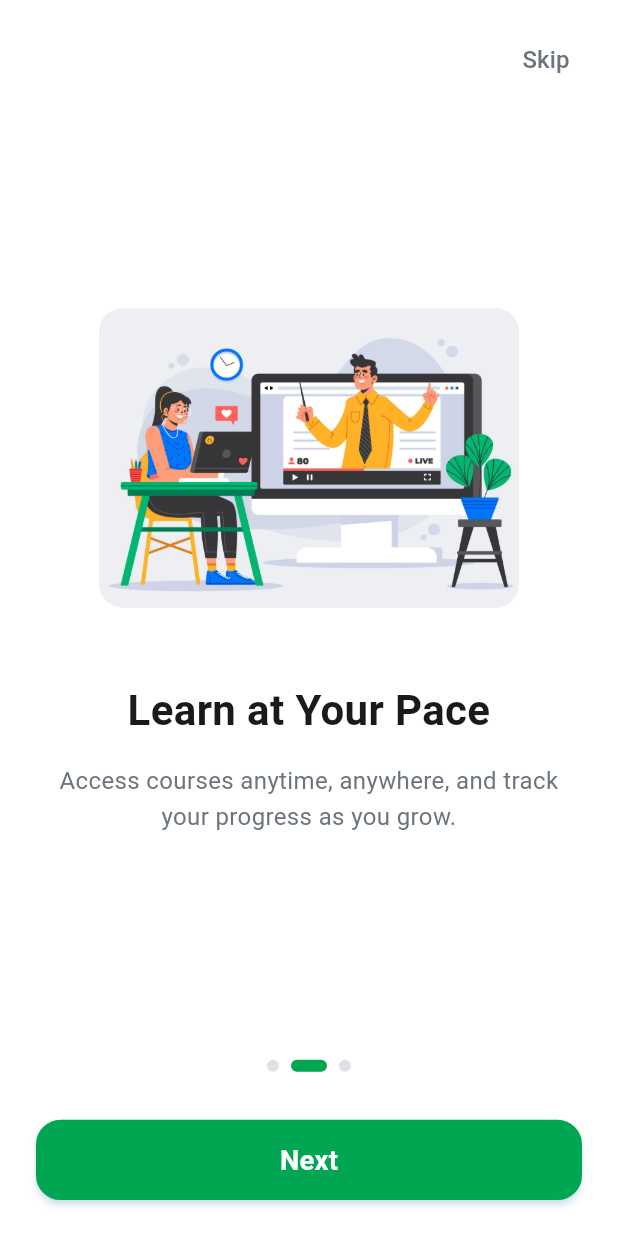
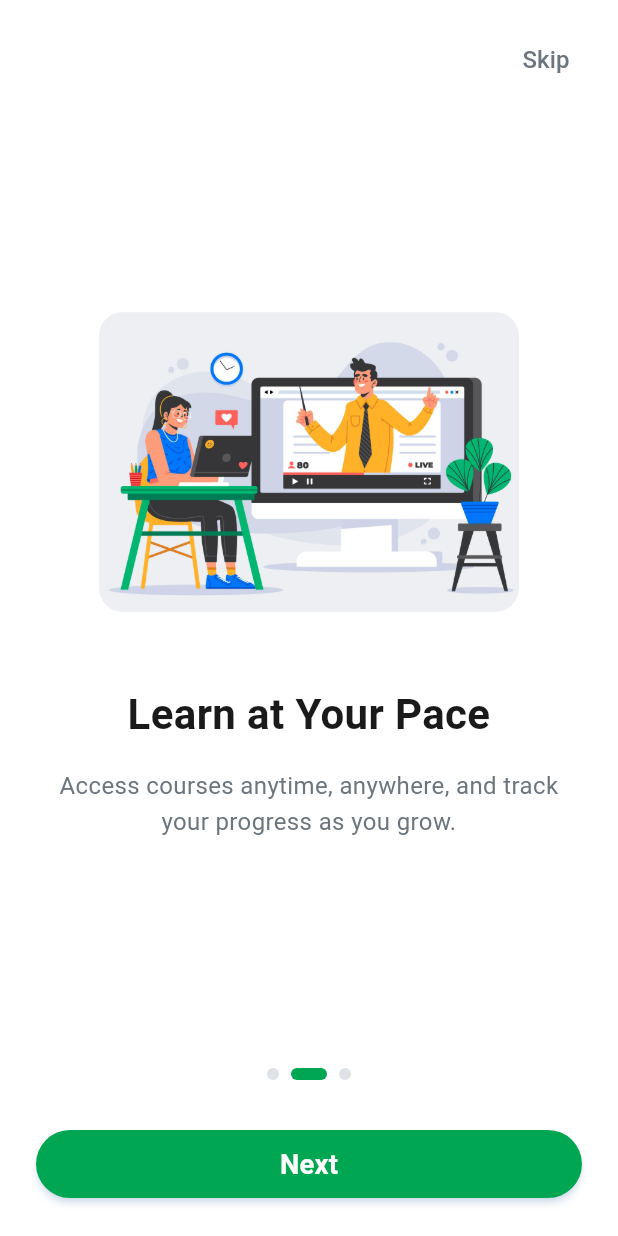
Before and after one commit to Getaye-Biaznlgn/undp-lms, a Flutter app: the screen it shows after launch, swiped to page 2, on a phone screen of 412 x 824 dp. Run offline on Flutter 3.47's test engine with Material 3 defaults, Android fonts, the phone set to English and light mode, and no system bars; our stand-ins replace dartz, dio, equatable, flutter_bloc, flutter_screenutil, get_it and 4 more.

Commit message:
button update

```diff
--- a/lib/core/widgets/common_button.dart
+++ b/lib/core/widgets/common_button.dart
@@ -141,18 +141,18 @@ class CommonButton extends StatelessWidget {
       case ButtonSize.medium:
         return EdgeInsets.symmetric(horizontal: 24.w, vertical: 12.h);
       case ButtonSize.large:
-        return EdgeInsets.symmetric(horizontal: 32.w, vertical: 16.h);
+        return EdgeInsets.symmetric(horizontal: 32.w, vertical: 12.h);
     }
   }
 
   double _getBorderRadius() {
     switch (size) {
       case ButtonSize.small:
-        return 8.r;
+        return 16.r;
       case ButtonSize.medium:
-        return 12.r;
+        return 24.r;
       case ButtonSize.large:
-        return 16.r;
+        return 32.r;
     }
   }
 
```
